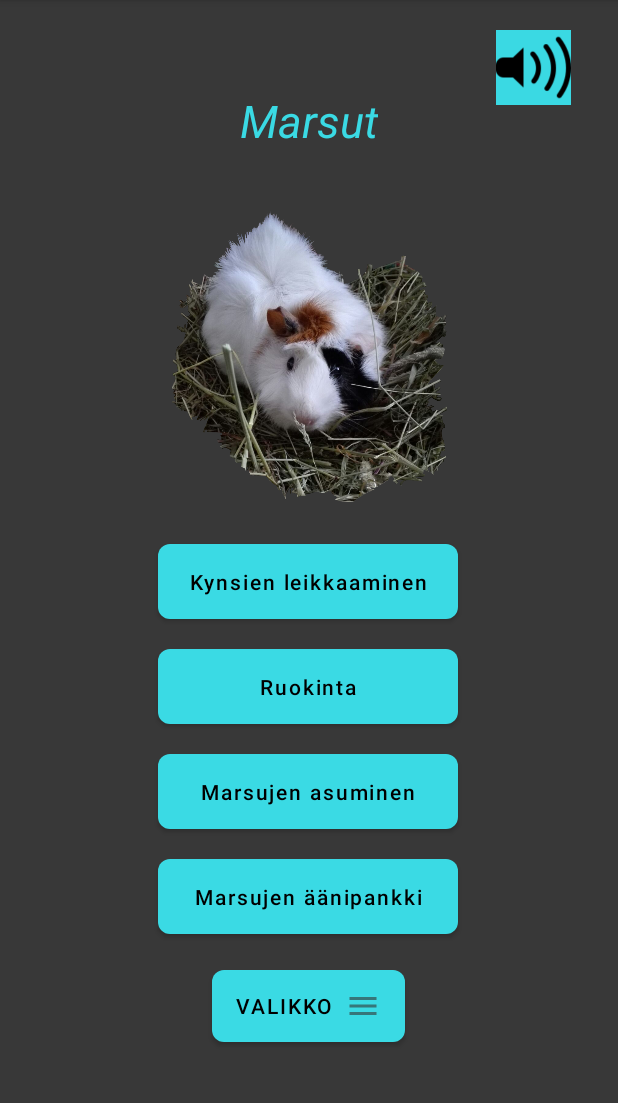
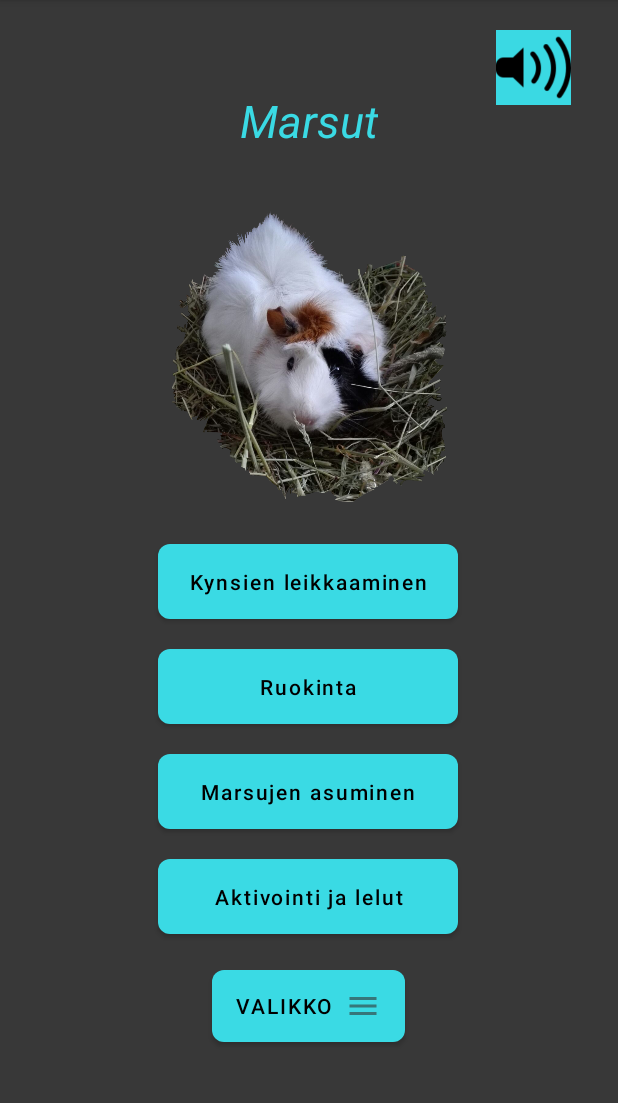
Before and after one commit to TVT21SPORyhma17Mobiilikehitysprojekti/TVT21SPO_Ryhma17K23, an Android app: the activity_guineapig screen opened directly, with no data from a screen before it, on a phone screen of 412 x 824 dp, the part 84-1187 px from its top. Run offline under Robolectric (Android 15) with nearby library versions, the phone set to English and light mode, and no system bars.

Commit message:
Marsu valmis pl. aanet

```diff
--- a/app/src/main/java/com/example/elainhelp/activity_guineapig.kt
+++ b/app/src/main/java/com/example/elainhelp/activity_guineapig.kt
@@ -13,6 +13,7 @@ class activity_guineapig : AppCompatActivity() {
         val nailGpBtn = findViewById<Button>(R.id.buNailsGP)
         val buFoodGP = findViewById<Button>(R.id.buFoodGP)
         val buHousingGP = findViewById<Button>(R.id.buHousingGP)
+        val buToysGP = findViewById<Button>(R.id.buToysGP)
         val buMenuGP = findViewById<Button>(R.id.buMenuGp)
 
         nailGpBtn.setOnClickListener {
@@ -20,12 +21,16 @@ class activity_guineapig : AppCompatActivity() {
             startActivity(intent)
         }
 
-            buFoodGP.setOnClickListener {
-                val intent = Intent(this, activity_GpFood::class.java)
-                startActivity(intent)
+        buFoodGP.setOnClickListener {
+            val intent = Intent(this, activity_GpFood::class.java)
+            startActivity(intent)
         }
         buHousingGP.setOnClickListener {
             val intent = Intent(this, activity_GpHousing::class.java)
+            startActivity(intent)
+        }
+        buToysGP.setOnClickListener {
+            val intent = Intent(this, ActivityGPToys::class.java)
             startActivity(intent)
         }
         buMenuGP.setOnClickListener {
--- a/app/src/main/res/layout/activity_cat.xml
+++ b/app/src/main/res/layout/activity_cat.xml
@@ -2,6 +2,7 @@
 <androidx.constraintlayout.widget.ConstraintLayout xmlns:android="http://schemas.android.com/apk/res/android"
     xmlns:app="http://schemas.android.com/apk/res-auto"
     xmlns:tools="http://schemas.android.com/tools"
+    android:background="@color/tumma"
     android:layout_width="match_parent"
     android:layout_height="match_parent"
     tools:context=".activity_cat">
--- a/app/src/main/res/layout/activity_dog_grooming.xml
+++ b/app/src/main/res/layout/activity_dog_grooming.xml
@@ -4,7 +4,7 @@
     xmlns:tools="http://schemas.android.com/tools"
     android:layout_width="match_parent"
     android:layout_height="match_parent"
-    android:background="#3C3F41"
+    android:background="@color/tumma"
     tools:context=".activity_dog_grooming">
 
     <TextView
--- a/app/src/main/res/layout/activity_guineapig.xml
+++ b/app/src/main/res/layout/activity_guineapig.xml
@@ -21,13 +21,13 @@
         app:srcCompat="@drawable/img_12" />
 
     <Button
-        android:id="@+id/buSoundsGP"
+        android:id="@+id/buToysGP"
         android:layout_width="200dp"
         android:layout_height="50dp"
         android:layout_marginTop="20dp"
         android:background="@drawable/rounded_corners"
 
-        android:text="Marsujen äänipankki"
+        android:text="Aktivointi ja lelut"
         android:textAllCaps="false"
         android:textColor="#000000"
         app:iconTint="#000000"
@@ -121,6 +121,6 @@
         app:layout_constraintEnd_toEndOf="parent"
         app:layout_constraintHorizontal_bias="0.498"
         app:layout_constraintStart_toStartOf="parent"
-        app:layout_constraintTop_toBottomOf="@+id/buSoundsGP" />
+        app:layout_constraintTop_toBottomOf="@+id/buToysGP" />
 
 </androidx.constraintlayout.widget.ConstraintLayout>
```
Also changed, not shown: app/src/main/AndroidManifest.xml (+6 -3 lines), app/src/main/java/com/example/elainhelp/ActivityGPToys.kt (added, +11 -0 lines), app/src/main/res/layout/activity_gptoys.xml (added, +49 -0 lines), app/src/main/res/drawable/puuhamatto.PNG (added), 92 other files.
